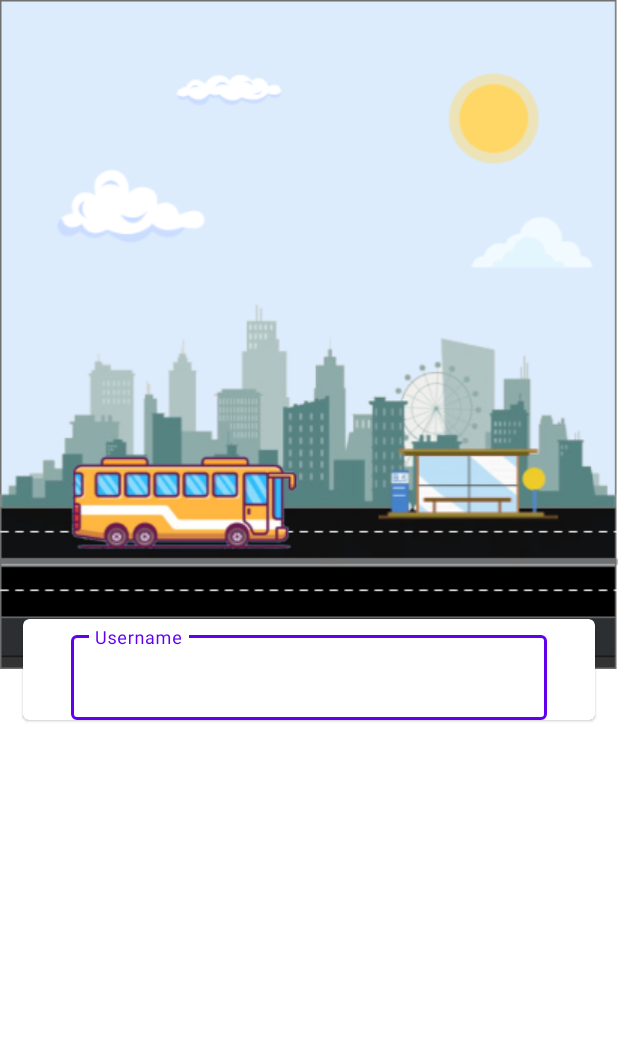
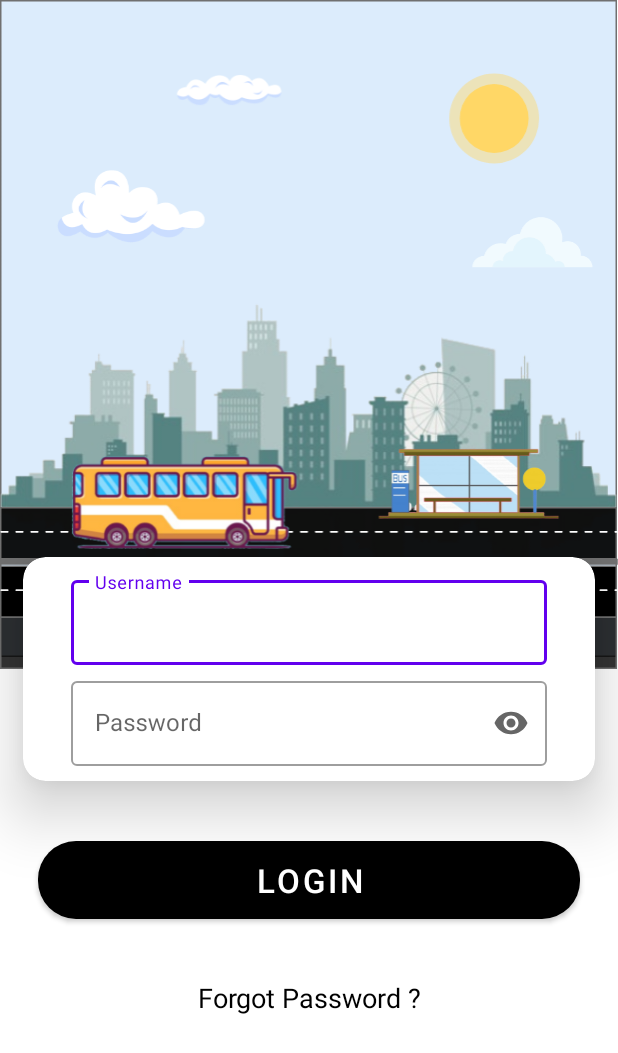
Before and after one commit to HRD-2000/WhereIsMyBus, an Android app: the screen it shows after launch (Login), on a phone screen of 412 x 824 dp. Shown: the top 1053 px of the screen. Run offline under Robolectric (Android 15) with nearby library versions, the phone set to English and light mode, and no system bars.

Commit message:
commit by deep

```diff
--- a/app/src/main/AndroidManifest.xml
+++ b/app/src/main/AndroidManifest.xml
@@ -18,12 +18,14 @@
         android:supportsRtl="true"
         android:theme="@style/AppTheme">
         <activity android:name=".Splash"></activity>
-        <activity android:name=".Login">
+        <activity android:name=".Login"
+            android:screenOrientation="portrait">
             <intent-filter>
                 <action android:name="android.intent.action.MAIN" />
 
                 <category android:name="android.intent.category.LAUNCHER" />
             </intent-filter>
+
         </activity>
 
         <service
--- /dev/null
+++ b/app/src/main/res/drawable/login_btn_shape.xml
@@ -0,0 +1,13 @@
+<?xml version="1.0" encoding="utf-8"?>
+<shape xmlns:android="http://schemas.android.com/apk/res/android"
+    android:shape="rectangle"
+    >
+
+    <solid android:color="#000000"
+        />
+
+    <corners
+        android:radius="25sp"
+        />
+
+</shape>
--- a/app/src/main/res/layout/activity_login.xml
+++ b/app/src/main/res/layout/activity_login.xml
@@ -18,56 +18,92 @@
         app:srcCompat="@drawable/user_login" />
 
     <com.google.android.material.card.MaterialCardView
+        android:id="@+id/materialCardView"
         android:layout_width="match_parent"
         android:layout_height="wrap_content"
+        android:layout_marginHorizontal="15sp"
+        android:layout_marginTop="15sp"
+        android:background="#FFFFFF"
+        app:cardCornerRadius="15sp"
+        app:cardElevation="25sp"
+        app:layout_constraintBottom_toBottomOf="@+id/imageView"
         app:layout_constraintLeft_toLeftOf="@id/imageView"
         app:layout_constraintRight_toRightOf="@id/imageView"
-        app:layout_constraintTop_toBottomOf="@id/imageView"
-        app:layout_constraintBottom_toBottomOf="@id/imageView"
-        android:layout_marginHorizontal="15sp"
-        android:background="#FFFFFF"
-        >
+        app:layout_constraintTop_toBottomOf="@id/imageView">
+
+        <LinearLayout
+            android:layout_width="match_parent"
+            android:layout_height="match_parent"
+            android:orientation="vertical"
+            android:paddingVertical="10sp"
+            android:paddingBottom="20sp">
+
             <com.google.android.material.textfield.TextInputLayout
-            android:id="@+id/filledTextField"
-
+                android:id="@+id/filledTextField_username"
                 style="@style/Widget.MaterialComponents.TextInputLayout.OutlinedBox"
-
                 android:layout_width="match_parent"
                 android:layout_height="wrap_content"
-            android:layout_marginHorizontal="32sp"
-            android:layout_marginTop="5sp"
-            >
+                android:layout_marginHorizontal="32sp">
 
                 <!--this is the actual edit text which takes the input-->
                 <com.google.android.material.textfield.TextInputEditText
                     android:id="@+id/edt_username"
                     android:layout_width="match_parent"
                     android:layout_height="wrap_content"
-                android:hint="Username"
-                />
-
-
-
+                    android:hint="Username" />
 
             </com.google.android.material.textfield.TextInputLayout>
 
-
-
-
-    </com.google.android.material.card.MaterialCardView>
-
-    <LinearLayout
+            <com.google.android.material.textfield.TextInputLayout
+                android:id="@+id/filledTextField_pass"
+                style="@style/Widget.MaterialComponents.TextInputLayout.OutlinedBox"
                 android:layout_width="match_parent"
                 android:layout_height="wrap_content"
-        app:layout_constraintBottom_toBottomOf="parent"
-        app:layout_constraintEnd_toEndOf="parent"
-        app:layout_constraintStart_toStartOf="parent"
-        app:layout_constraintTop_toBottomOf="@+id/imageView">
+                android:layout_marginHorizontal="32sp"
+                android:layout_marginTop="5sp"
+                app:endIconMode="password_toggle">
 
+                <!--this is the actual edit text which takes the input-->
+                <com.google.android.material.textfield.TextInputEditText
+                    android:id="@+id/edt_password"
+                    android:layout_width="match_parent"
+                    android:layout_height="wrap_content"
+                    android:hint="Password"
+                    android:inputType="textPassword" />
+
+            </com.google.android.material.textfield.TextInputLayout>
 
 
         </LinearLayout>
 
 
+    </com.google.android.material.card.MaterialCardView>
+
+    <Button
+        android:id="@+id/button"
+        android:layout_width="match_parent"
+        android:layout_height="wrap_content"
+        android:layout_marginHorizontal="25sp"
+        android:layout_marginTop="40sp"
+        android:background="@drawable/login_btn_shape"
+        android:padding="5sp"
+        android:text="Login"
+        android:textSize="22sp"
+        app:backgroundTint="#000000"
+        app:layout_constraintEnd_toEndOf="parent"
+        app:layout_constraintStart_toStartOf="parent"
+        app:layout_constraintTop_toBottomOf="@+id/materialCardView" />
+
+    <TextView
+        android:layout_width="match_parent"
+        android:layout_height="wrap_content"
+        android:text="Forgot Password ?"
+        android:gravity="center"
+        android:layout_marginTop="40sp"
+        android:textSize="18sp"
+        android:textColor="#000000"
+        app:layout_constraintEnd_toEndOf="parent"
+        app:layout_constraintStart_toStartOf="parent"
+        app:layout_constraintTop_toBottomOf="@+id/button" />
 
 </androidx.constraintlayout.widget.ConstraintLayout>
```
Also changed, not shown: app/src/main/res/drawable-hdpi/user_login.png (added), app/src/main/res/drawable-mdpi/user_login.png (added), app/src/main/res/drawable-xhdpi/user_login.png (added), app/src/main/res/drawable-xxhdpi/user_login.png (added). Lines whose indentation alone changed are shown as unchanged.
